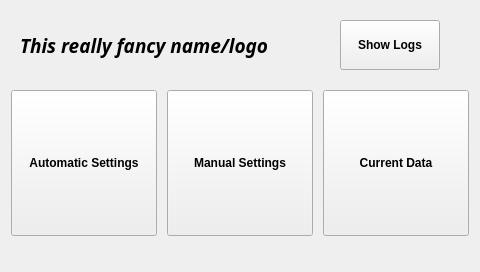
Qt form mainwindow.ui (3semesterprojekt/DevKitsoftware) before a commit.
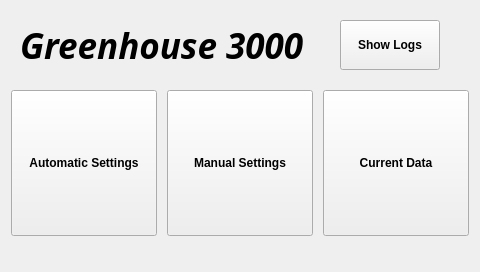
The same form after that commit.

The edit to the form file:
```diff
--- a/mainwindow.ui
+++ b/mainwindow.ui
@@ -120,7 +120,7 @@
     <property name="font">
      <font>
       <family>gargi</family>
-      <pointsize>14</pointsize>
+      <pointsize>26</pointsize>
       <weight>75</weight>
       <italic>true</italic>
       <bold>true</bold>
@@ -128,7 +128,7 @@
      </font>
     </property>
     <property name="text">
-     <string>This really fancy name/logo</string>
+     <string>Greenhouse 3000</string>
     </property>
    </widget>
   </widget>
```
